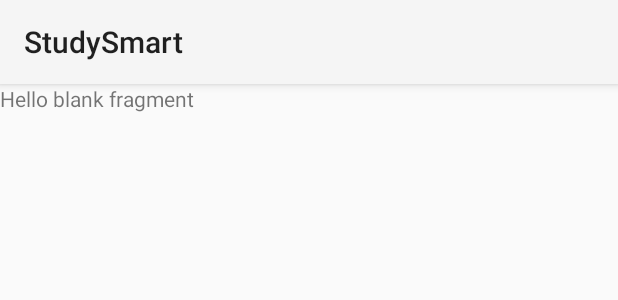
After one commit to Bakhoj/StudySmart, an Android app: the layout frag_hw.xml on its own in the app's theme, with its tools: preview values and no code run, on a phone screen of 412 x 824 dp. The commit adds this screen. Shown: the top 300 px of the screen. Run offline under Robolectric (Android 15) with nearby library versions, the phone set to English and light mode, and no system bars.

Commit message:
Added HWFrag

```diff
--- /dev/null
+++ b/app/src/main/res/layout/frag_hw.xml
@@ -0,0 +1,10 @@
+<FrameLayout xmlns:android="http://schemas.android.com/apk/res/android"
+    xmlns:tools="http://schemas.android.com/tools" android:layout_width="match_parent"
+    android:layout_height="match_parent"
+    tools:context="com.example.anders.studysmart.HomeWorkCalendar.HWFrag">
+
+    <!-- TODO: Update blank fragment layout -->
+    <TextView android:layout_width="match_parent" android:layout_height="match_parent"
+        android:text="@string/hello_blank_fragment" />
+
+</FrameLayout>
--- a/app/src/main/res/values/strings.xml
+++ b/app/src/main/res/values/strings.xml
@@ -6,4 +6,7 @@
     <string name="title_activity_hwc">HWCAct</string>
     <string name="title_activity_log_in">LogInAct</string>
     <string name="title_activity_sgm">SGMAct</string>
+
+<!-- TODO: Remove or change this placeholder text -->
+    <string name="hello_blank_fragment">Hello blank fragment</string>
 </resources>
```
Also changed, not shown: app/src/main/java/com/example/anders/studysmart/HomeWorkCalendar/HWFrag.java (added, +110 -0 lines).
